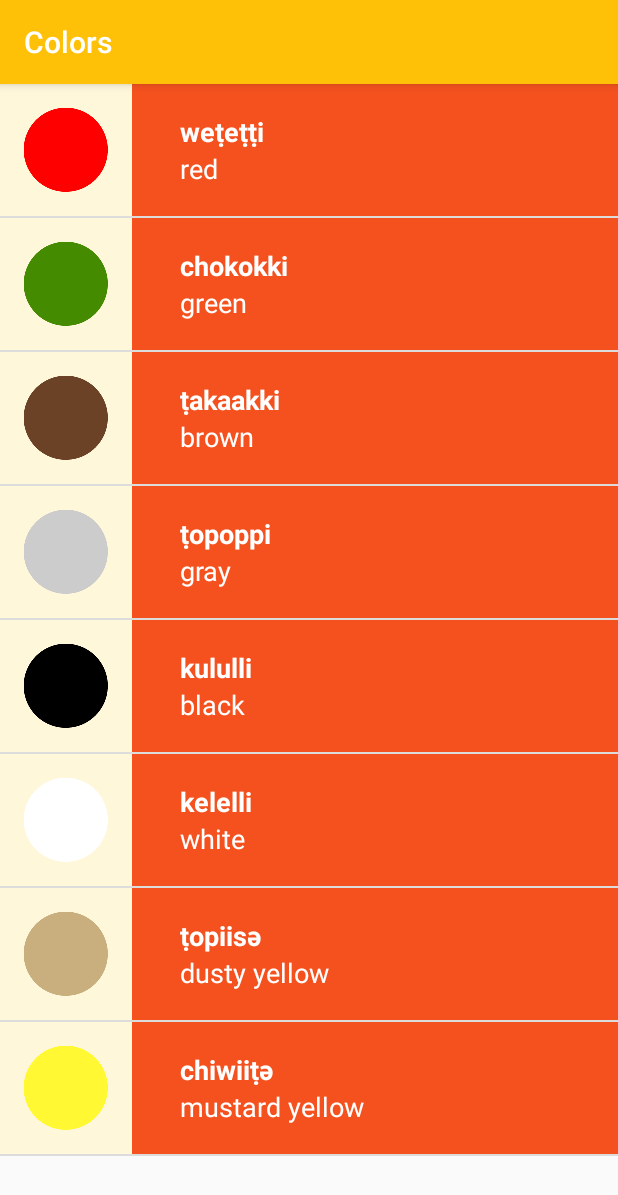
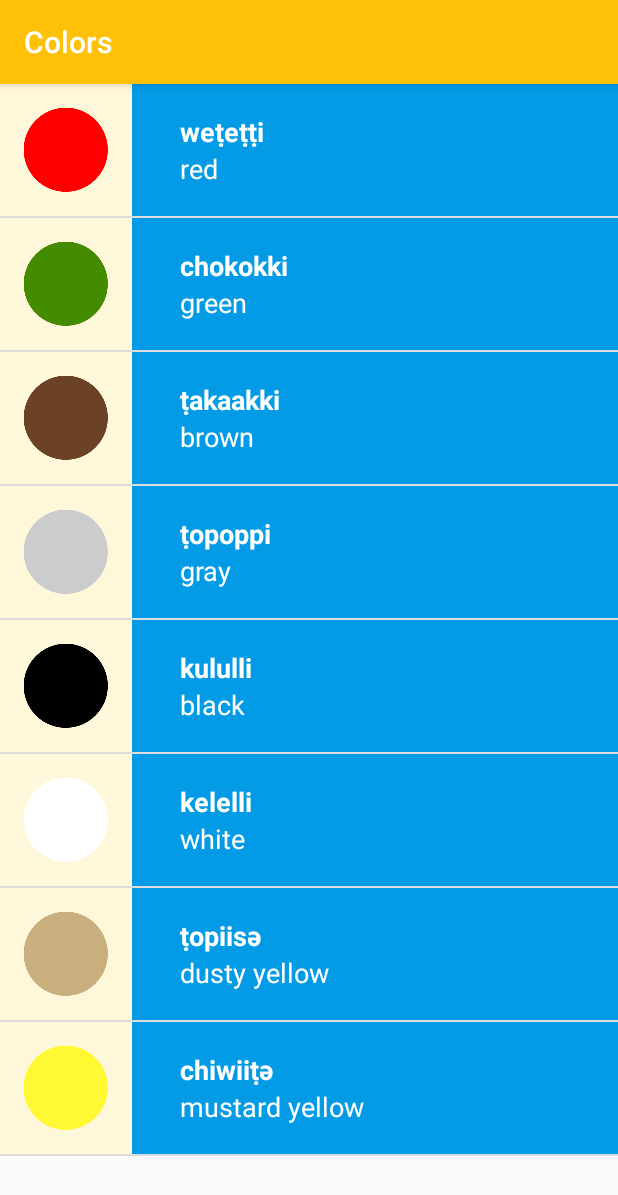
Before and after one commit to zakafir/MWK, an Android app: the ColorsActivity screen opened directly, with no data from a screen before it, on a phone screen of 412 x 824 dp. Shown: the top 1195 px of the screen. Run offline under Robolectric (Android 15) with nearby library versions, the phone set to English and light mode, and no system bars.

Commit message:
Adding color state in WordAdapter class

```diff
--- a/app/src/main/java/com/st00/afir/mwk/ColorsActivity.java
+++ b/app/src/main/java/com/st00/afir/mwk/ColorsActivity.java
@@ -35,7 +35,7 @@ public class ColorsActivity extends AppCompatActivity {
         listOfColors.add(new Word(splitEnglishColors[7], splitMiwokColors[7],R.drawable.color_mustard_yellow));
 
 
-        WordAdapter adapter = new WordAdapter(this,listOfColors);
+        WordAdapter adapter = new WordAdapter(this,listOfColors,R.color.categoryColors);
         ListView listView = (ListView)findViewById(R.id.list);
         listView.setAdapter(adapter);
     }
--- a/app/src/main/java/com/st00/afir/mwk/FamilyActivity.java
+++ b/app/src/main/java/com/st00/afir/mwk/FamilyActivity.java
@@ -45,7 +45,7 @@ public class FamilyActivity extends AppCompatActivity {
         listOfMembers.add(new Word(splitEnglishMembers[8], splitMiwokMembers[8],R.drawable.family_grandmother));
         listOfMembers.add(new Word(splitEnglishMembers[9], splitMiwokMembers[9],R.drawable.family_grandfather));
 
-        WordAdapter adapter = new WordAdapter(this, listOfMembers);
+        WordAdapter adapter = new WordAdapter(this, listOfMembers,R.color.categoryFamily);
         ListView listView = (ListView) findViewById(R.id.list);
         listView.setAdapter(adapter);
     }
--- a/app/src/main/java/com/st00/afir/mwk/NumbersActivity.java
+++ b/app/src/main/java/com/st00/afir/mwk/NumbersActivity.java
@@ -37,7 +37,7 @@ public class NumbersActivity extends AppCompatActivity {
         listOfNumbers.add(new Word(splitEnglishNumbers[9], splitMiwokNumbers[9],R.drawable.number_ten));
 
 
-        WordAdapter adapter = new WordAdapter(this, listOfNumbers);
+        WordAdapter adapter = new WordAdapter(this, listOfNumbers,R.color.categoryNumbers);
         ListView myListView = (ListView) findViewById(R.id.list);
         myListView.setAdapter(adapter);
 
--- a/app/src/main/java/com/st00/afir/mwk/PhrasesActivity.java
+++ b/app/src/main/java/com/st00/afir/mwk/PhrasesActivity.java
@@ -49,7 +49,7 @@ public class PhrasesActivity extends AppCompatActivity {
             listOfPhrases.add(new Word(splitEnglishPhrases[i], splitMiwokPhrases[i]));
         }
 
-        WordAdapter adapter = new WordAdapter(this, listOfPhrases);
+        WordAdapter adapter = new WordAdapter(this, listOfPhrases,R.color.categoryPhrases);
         ListView myListView = (ListView) findViewById(R.id.list);
         myListView.setAdapter(adapter);
 
--- a/app/src/main/java/com/st00/afir/mwk/WordAdapter.java
+++ b/app/src/main/java/com/st00/afir/mwk/WordAdapter.java
@@ -3,6 +3,7 @@ package com.st00.afir.mwk;
 import android.content.Context;
 import android.support.annotation.NonNull;
 import android.support.annotation.Nullable;
+import android.support.v4.content.ContextCompat;
 import android.view.LayoutInflater;
 import android.view.View;
 import android.view.ViewGroup;
@@ -18,15 +19,18 @@ import java.util.List;
 
 public class WordAdapter extends ArrayAdapter<Word> {
 
-    public WordAdapter(@NonNull Context context, @NonNull List<Word> objects) {
+    private int mImageRessourceId;
+
+    public WordAdapter(@NonNull Context context, @NonNull List<Word> objects, int backgroundColor) {
         super(context, 0, objects);
+        this.mImageRessourceId = backgroundColor;
     }
 
     @NonNull
     @Override
     public View getView(int position, @Nullable View convertView, @NonNull ViewGroup parent) {
         View listItemView = convertView;
-        if(listItemView == null) {
+        if (listItemView == null) {
             listItemView = LayoutInflater.from(getContext()).inflate(
                     R.layout.list_item, parent, false);
         }
@@ -44,13 +48,15 @@ public class WordAdapter extends ArrayAdapter<Word> {
         miwokTextView.setText(currentWord.getMiwokTranslation());
 
         ImageView miwokImageView = (ImageView) listItemView.findViewById(R.id.image);
-        if(currentWord.hasImage()){
+        if (currentWord.hasImage()) {
             miwokImageView.setImageResource(currentWord.getImage());
             miwokImageView.setVisibility(View.VISIBLE);
-        }
-        else{
+        } else {
             miwokImageView.setVisibility(View.GONE);
         }
+
+        View textContainer = (View) listItemView.findViewById(R.id.textContainer);
+        textContainer.setBackgroundColor(ContextCompat.getColor(getContext(), mImageRessourceId));
 
         // Return the whole list item layout (containing 2 TextViews )
         // so that it can be shown in the ListView
```
